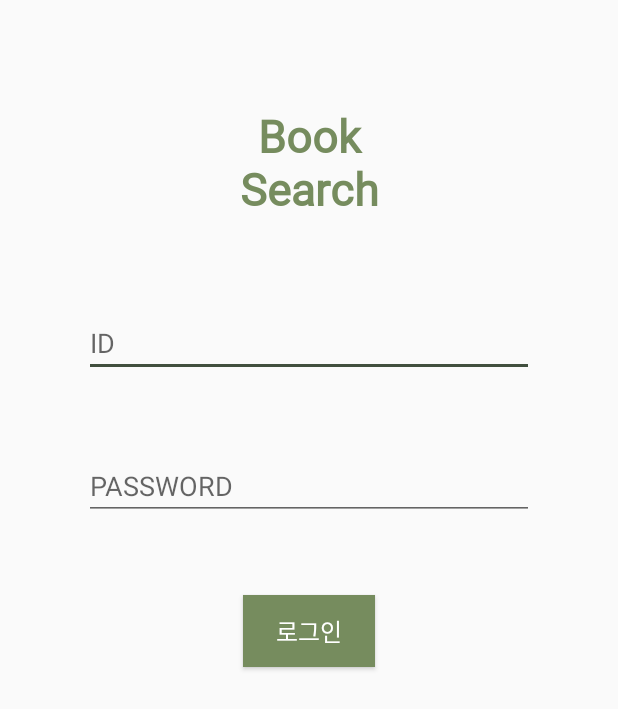
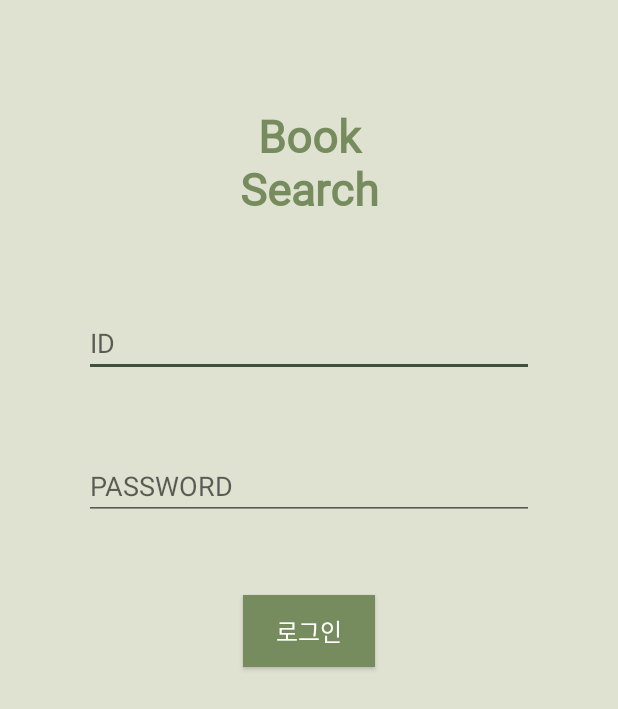
Before and after one commit to yuna1212/booksearch, an Android app: the screen it shows after launch (Login), on a phone screen of 412 x 824 dp. Shown: the top 709 px of the screen. Run offline under Robolectric (Android 15) with nearby library versions, the phone set to English and light mode, and no system bars.

Commit message:
loading, login, menu 페이지 배경 녹차라떼색으로 변경

```diff
--- a/android/BookSearch/app/src/main/res/layout/loading_activity.xml
+++ b/android/BookSearch/app/src/main/res/layout/loading_activity.xml
@@ -4,7 +4,8 @@
     xmlns:tools="http://schemas.android.com/tools"
     android:layout_width="match_parent"
     android:layout_height="match_parent"
-    tools:context="com.searcher.booksearch.Loading">
+    tools:context="com.searcher.booksearch.Loading"
+    android:background="#DFE1D1">
 
     <TextView
         android:id="@+id/textView2"
--- a/android/BookSearch/app/src/main/res/layout/login_activity.xml
+++ b/android/BookSearch/app/src/main/res/layout/login_activity.xml
@@ -4,7 +4,8 @@
     xmlns:tools="http://schemas.android.com/tools"
     android:layout_width="match_parent"
     android:layout_height="match_parent"
-    tools:context="com.searcher.booksearch.Login">
+    tools:context="com.searcher.booksearch.Login"
+    android:background="#DFE1D1">
 
     <TextView
         android:id="@+id/textView"
--- a/android/BookSearch/app/src/main/res/layout/selectmenu_activity.xml
+++ b/android/BookSearch/app/src/main/res/layout/selectmenu_activity.xml
@@ -4,7 +4,8 @@
     xmlns:tools="http://schemas.android.com/tools"
     android:layout_width="match_parent"
     android:layout_height="match_parent"
-    tools:context="com.searcher.booksearch.SelectMenu">
+    tools:context="com.searcher.booksearch.SelectMenu"
+    android:background="#DFE1D1">
 
     <TextView
         android:id="@+id/textView"
```
